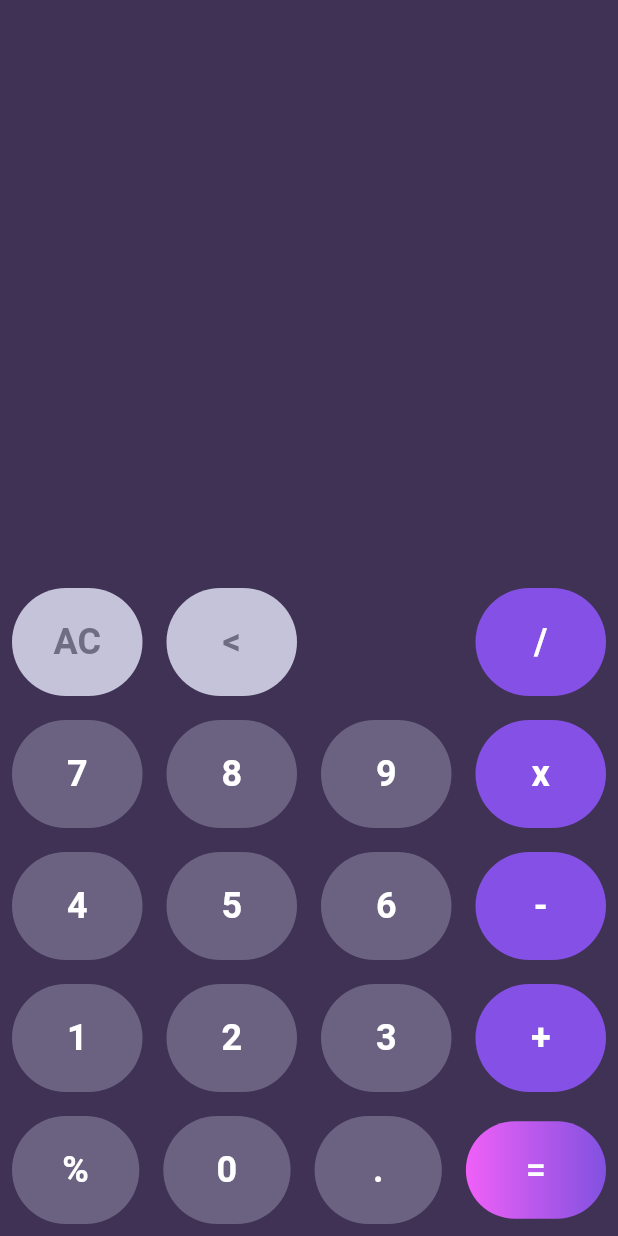
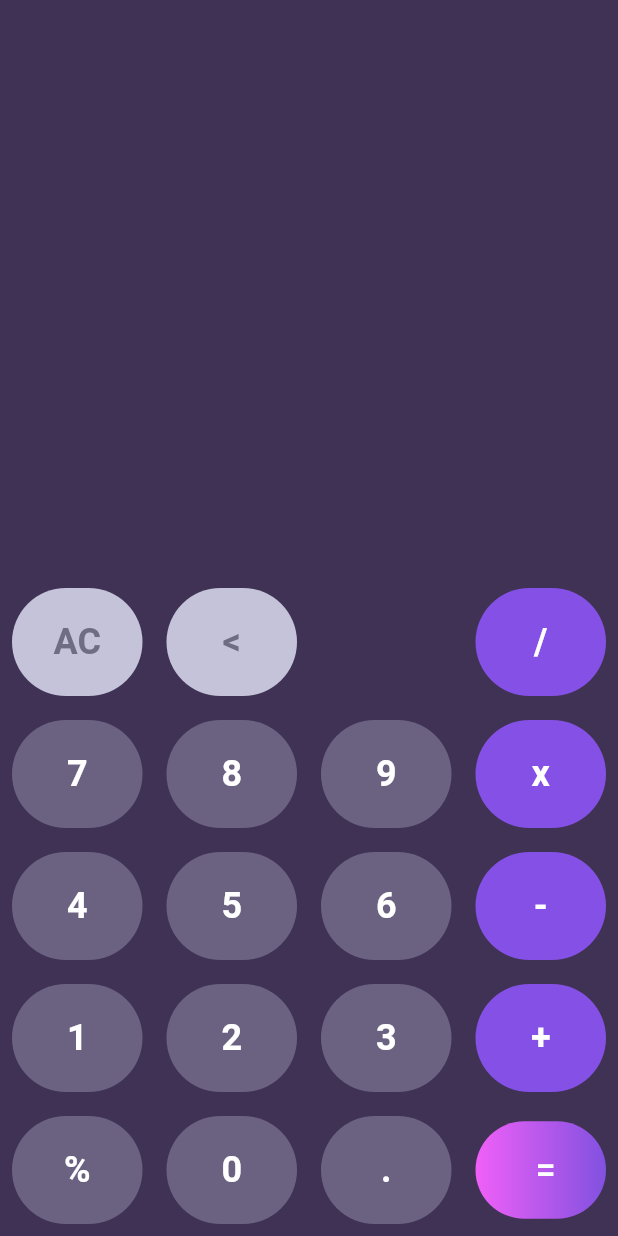
Before and after one commit to bhivgadePrajakta/Flutter_Calci_app, a Flutter app: the screen it shows after launch, after a tap on an icon or button, on a phone screen of 412 x 824 dp. Run offline on Flutter 3.47's test engine with Material 2 defaults, Android fonts, the phone set to English and light mode, and no system bars; our stand-ins replace math_expressions.

Commit message:
second commit

```diff
--- a/lib/calci_app.dart
+++ b/lib/calci_app.dart
@@ -1,6 +1,5 @@
 import 'package:flutter/material.dart';
 import 'package:calci_app/colors.dart';
-import 'package:calci_app/equal_button.dart';
 import 'package:math_expressions/math_expressions.dart';
 
 class CalciApp extends StatefulWidget {
@@ -16,25 +15,37 @@ class _CalciState extends State<CalciApp> {
   var input = ' ';
   var output = ' ';
   var operation = ' ';
-
+  var hideInput = false;
+  var outputSize = 34.0;
   onButtonClick(value) {
     if (value == 'AC') {
-      var input = ' ';
-      var output = ' ';
+      input = ' ';
+      output = ' ';
     } else if (value == '<') {
+      if (input.isNotEmpty) {
         input = input.substring(0, input.length - 1);
+      }
     } else if (value == '=') {
+      if (input.isNotEmpty) {
         var userInput = input;
         userInput = input.replaceAll('x', '*');
-      print(userInput);
+
         Parser p = Parser();
         Expression expression = p.parse(userInput);
         ContextModel cm = ContextModel();
         var finalValue = expression.evaluate(EvaluationType.REAL, cm);
         output = finalValue.toString();
-      print('expression');
+        if (output.endsWith('.0')) {
+          output = output.substring(0, output.length - 2);
+        }
+        input = output;
+        hideInput = true;
+        outputSize = 52;
+      }
     } else {
       input = input + value;
+      hideInput = false;
+      outputSize = 34;
     }
     setState(() {});
   }
@@ -55,7 +66,7 @@ class _CalciState extends State<CalciApp> {
                   crossAxisAlignment: CrossAxisAlignment.end,
                   children: [
                     Text(
-                      input,
+                      hideInput ? '' : input,
                       style: const TextStyle(
                         fontSize: 48,
                         color: Colors.white,
@@ -66,9 +77,9 @@ class _CalciState extends State<CalciApp> {
                     ),
                     Text(
                       output,
-                      style: const TextStyle(
-                        fontSize: 34,
-                        color: Color.fromARGB(169, 255, 255, 255),
+                      style: TextStyle(
+                        fontSize: outputSize,
+                        color: const Color.fromARGB(169, 255, 255, 255),
                       ),
                     ),
                     const SizedBox(
@@ -90,7 +101,7 @@ class _CalciState extends State<CalciApp> {
                   tColor: const Color.fromARGB(255, 111, 109, 131),
                   buttonBgColor: const Color.fromARGB(255, 196, 195, 217),
                 ),
-                button(
+                transButton(
                   text: ' ',
                   buttonBgColor: const Color.fromARGB(255, 64, 50, 85),
                 ),
@@ -144,7 +155,9 @@ class _CalciState extends State<CalciApp> {
                 button(
                   text: '.',
                 ),
-                const EqualButton(),
+                acButton(
+                  text: '=',
+                )
               ],
             ),
           ],
@@ -174,4 +187,45 @@ class _CalciState extends State<CalciApp> {
       ),
     );
   }
+
+  Widget acButton({text}) {
+    return Expanded(
+      child: Container(
+        height: 65,
+        margin: const EdgeInsets.all(8),
+        decoration: BoxDecoration(
+          gradient: const LinearGradient(colors: [
+            Color.fromARGB(255, 240, 96, 248),
+            Color.fromARGB(255, 129, 81, 224)
+          ]),
+          borderRadius: BorderRadius.circular(40),
+        ),
+        child: ElevatedButton(
+          onPressed: () => onButtonClick(text),
+          style: ElevatedButton.styleFrom(
+            //elevation: 0,
+            backgroundColor: Colors.transparent,
+            shadowColor: Colors.transparent,
+            padding: const EdgeInsets.symmetric(vertical: 10, horizontal: 40),
+          ),
+          child: const Text(
+            '=',
+            style: TextStyle(
+              fontSize: 24,
+            ),
+          ),
+        ),
+      ),
+    );
   }
+
+  Widget transButton({text, buttonBgColor}) {
+    return Expanded(
+      child: Container(
+        height: 65,
+        margin: const EdgeInsets.all(8),
+        color: const Color.fromARGB(255, 64, 50, 85),
+      ),
+    );
+  }
+}
--- a/lib/equal_button.dart
+++ /dev/null
@@ -1,34 +0,0 @@
-import 'package:flutter/material.dart';
-
-class EqualButton extends StatelessWidget {
-  const EqualButton({super.key});
-  @override
-  Widget build(BuildContext context) {
-    return Container(
-      height: 65,
-      margin: const EdgeInsets.all(8),
-      decoration: BoxDecoration(
-        gradient: const LinearGradient(colors: [
-          Color.fromARGB(255, 240, 96, 248),
-          Color.fromARGB(255, 129, 81, 224)
-        ]),
-        borderRadius: BorderRadius.circular(40),
-      ),
-      child: ElevatedButton(
-        onPressed: () {},
-        style: ElevatedButton.styleFrom(
-          //elevation: 0,
-          backgroundColor: Colors.transparent,
-          shadowColor: Colors.transparent,
-          padding: const EdgeInsets.symmetric(vertical: 10, horizontal: 40),
-        ),
-        child: const Text(
-          '=',
-          style: TextStyle(
-            fontSize: 24,
-          ),
-        ),
-      ),
-    );
-  }
-}
--- a/lib/widgets/button_widget.dart
+++ /dev/null
@@ -1 +0,0 @@
-// TODO Implement this library.
```
Lines whose indentation alone changed are shown as unchanged.
